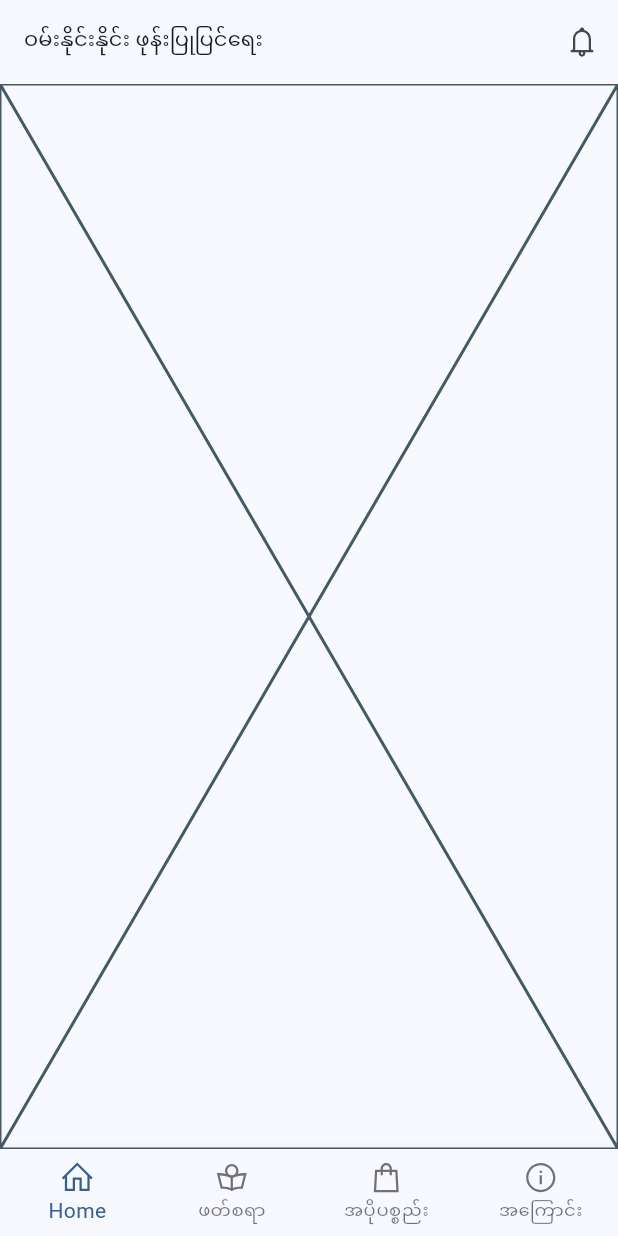
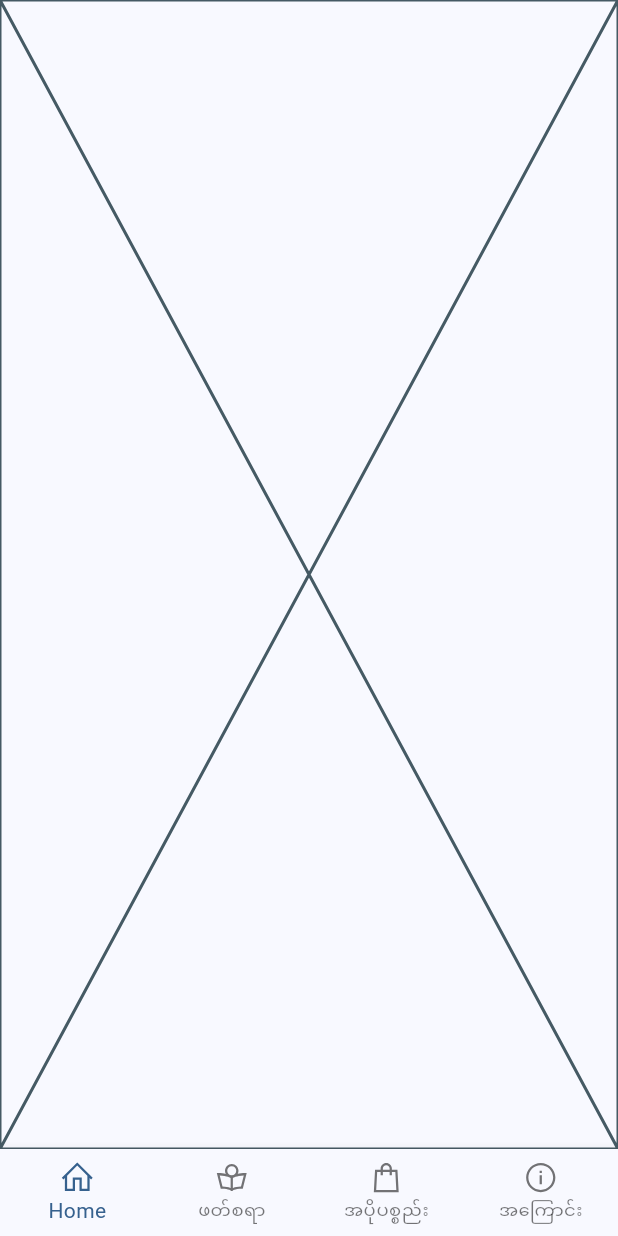
Before and after one commit to clickernux/phone_repair_service_199, a Flutter app: the screen it shows after launch, on a phone screen of 412 x 824 dp. Run offline on Flutter 3.47's test engine with Material 2 defaults, Android fonts, the phone set to English and light mode, and no system bars; our stand-ins replace go_router, line_icons.

```diff
--- /dev/null
+++ b/lib/scaffold_with_navbar.dart
@@ -0,0 +1,87 @@
+import 'package:flutter/material.dart';
+import 'package:go_router/go_router.dart';
+import 'package:line_icons/line_icons.dart';
+
+import 'util.dart';
+
+class ScaffoldWithNavBar extends StatelessWidget {
+  const ScaffoldWithNavBar({super.key, required this.child});
+  final Widget child;
+
+  @override
+  Widget build(BuildContext context) {
+    return Scaffold(
+      // appBar: AppBar(
+      //   title: AppBar(
+      //     title: Text(Util.appNameMM),
+      //     titleTextStyle: Theme.of(context).textTheme.labelLarge,
+      //     actions: [
+      //       IconButton(onPressed: () {}, icon: const Icon(LineIcons.bell)),
+      //     ],
+      //   ),
+      // ),
+      body: child,
+      bottomNavigationBar: _buildBottomNavBar(context),
+    );
+  }
+
+  Widget _buildBottomNavBar(BuildContext context) {
+    return BottomNavigationBar(
+      type: BottomNavigationBarType.fixed,
+      currentIndex: _getCurrentNavIndex(context),
+      onTap: (value) => _onNavChanged(context, value),
+      items: const [
+        BottomNavigationBarItem(
+          icon: Icon(LineIcons.home),
+          label: 'Home',
+        ),
+        BottomNavigationBarItem(
+          icon: Icon(LineIcons.bookReader),
+          label: 'ဖတ်စရာ',
+        ),
+        BottomNavigationBarItem(
+          icon: Icon(LineIcons.shoppingBag),
+          label: 'အပိုပစ္စည်း',
+        ),
+        BottomNavigationBarItem(
+          icon: Icon(LineIcons.infoCircle),
+          label: 'အကြောင်း',
+        ),
+      ],
+    );
+  }
+
+  int _getCurrentNavIndex(BuildContext context) {
+    final String location = GoRouterState.of(context).uri.toString();
+    if (location.startsWith('/main')) {
+      return 0;
+    } else if (location.startsWith('/blog')) {
+      return 1;
+    } else if (location.startsWith('/accessories')) {
+      return 2;
+    } else if (location.startsWith('/about')) {
+      return 3;
+    } else {
+      return 0;
+    }
+  }
+
+  void _onNavChanged(BuildContext context, int index) {
+    switch (index) {
+      case 0:
+        context.goNamed('main');
+        break;
+      case 1:
+        context.goNamed('blog');
+        break;
+      case 2:
+        context.goNamed('accessories');
+        break;
+      case 3:
+        context.goNamed('about');
+        break;
+      default:
+        context.goNamed('main');
+    }
+  }
+}
--- a/lib/screens/main_screen.dart
+++ b/lib/screens/main_screen.dart
@@ -1,51 +1,12 @@
 import 'package:flutter/material.dart';
-import 'package:phone_repair_service_199/util.dart';
-import 'package:line_icons/line_icons.dart';
 
 class MainScreen extends StatelessWidget {
   const MainScreen({super.key});
 
   @override
   Widget build(BuildContext context) {
-    return Scaffold(
-      appBar: AppBar(
-        title: Text(Util.appNameMM),
-        titleTextStyle: Theme.of(context).textTheme.labelLarge,
-        actions: [
-          IconButton(onPressed: () {}, icon: const Icon(LineIcons.bell)),
-        ],
-      ),
-      body: _buildBody(context),
-      bottomNavigationBar: _buildBottomNavBar(context),
-    );
-  }
-
-  Widget _buildBody(BuildContext context) {
-    return const Placeholder();
-  }
-
-  Widget _buildBottomNavBar(BuildContext context) {
-    return BottomNavigationBar(
-      type: BottomNavigationBarType.fixed,
-      // currentIndex: 0,
-      items: const [
-        BottomNavigationBarItem(
-          icon: Icon(LineIcons.home),
-          label: 'Home',
-        ),
-        BottomNavigationBarItem(
-          icon: Icon(LineIcons.bookReader),
-          label: 'ဖတ်စရာ',
-        ),
-        BottomNavigationBarItem(
-          icon: Icon(LineIcons.shoppingBag),
-          label: 'အပိုပစ္စည်း',
-        ),
-        BottomNavigationBarItem(
-          icon: Icon(LineIcons.infoCircle),
-          label: 'အကြောင်း',
-        ),
-      ],
+    return const Scaffold(
+      body: SafeArea(child: Placeholder()),
     );
   }
 }
--- a/lib/screens/screen_layer.dart
+++ b/lib/screens/screen_layer.dart
@@ -1 +1,4 @@
 export 'main_screen.dart';
+export 'blog_screen.dart';
+export 'accessories_screen.dart';
+export 'about_screen.dart';
```
Also changed, not shown: lib/screens/about_screen.dart (added, +10 -0 lines), lib/screens/accessories_screen.dart (added, +10 -0 lines), lib/screens/blog_screen.dart (added, +10 -0 lines).
